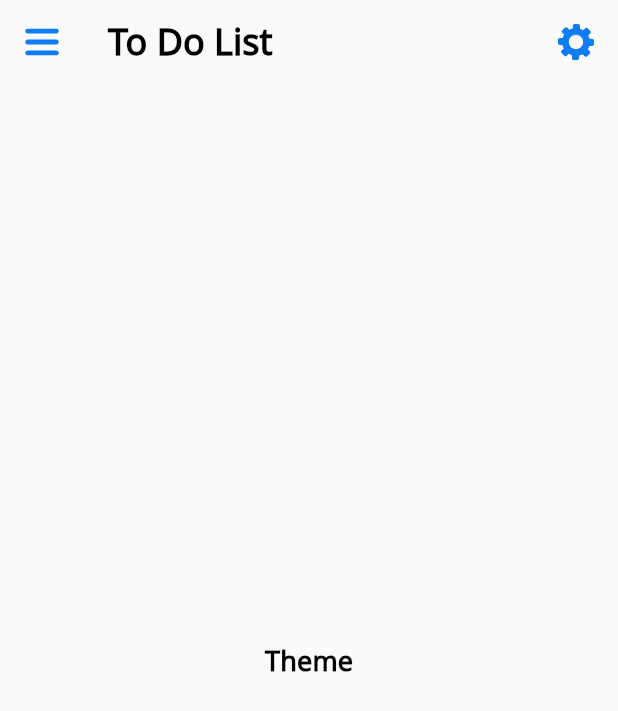
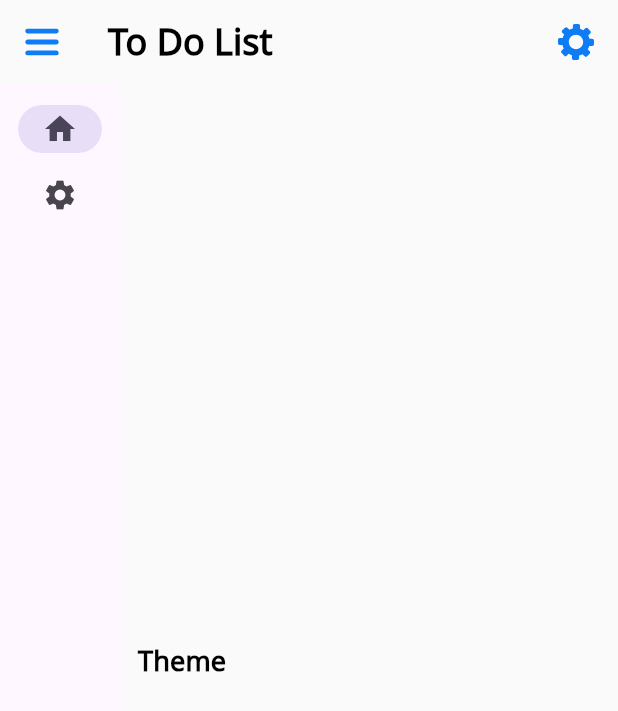
Before and after one commit to kihyun1998/todo_window_app, a Flutter app: the screen it shows after launch, on a phone screen of 412 x 824 dp. Shown: the top 711 px of the screen. Run offline on Flutter 3.47's test engine with Material 3 defaults, Android fonts, the phone set to English and light mode, and no system bars; our stand-ins replace flutter_riverpod, flutter_svg; project files that could hold a hidden picture were left out.

```diff
--- a/lib/main.dart
+++ b/lib/main.dart
@@ -1,7 +1,7 @@
 import 'package:flutter/material.dart';
 import 'package:flutter_localizations/flutter_localizations.dart';
 import 'package:flutter_riverpod/flutter_riverpod.dart';
-import 'package:todo_window_app/src/screens/home_screen.dart';
+import 'package:todo_window_app/src/pages/home_page.dart';
 import 'package:todo_window_app/src/service/lang_riverpod.dart';
 import 'package:todo_window_app/src/service/theme_riverpod.dart';
 import 'package:todo_window_app/util/lang/generated/l10n.dart';
--- a/lib/src/screens/home_screen.dart
+++ b/lib/src/pages/home_page.dart
@@ -5,10 +5,17 @@ import 'package:todo_window_app/src/service/theme_riverpod.dart';
 import 'package:todo_window_app/style/component/button/button.dart';
 import 'package:todo_window_app/util/lang/generated/l10n.dart';
 
-class HomePage extends StatelessWidget {
+class HomePage extends StatefulWidget {
   const HomePage({
     super.key,
   });
+
+  @override
+  State<HomePage> createState() => _HomePageState();
+}
+
+class _HomePageState extends State<HomePage> {
+  int index = 0;
 
   @override
   Widget build(BuildContext context) {
@@ -33,7 +40,25 @@ class HomePage extends StatelessWidget {
           ],
         ),
         // drawer: const Drawer(),
-        body: Center(
+        body: Row(
+          children: [
+            NavigationRail(
+              selectedIndex: index,
+              onDestinationSelected: (index) => setState(() {
+                this.index = index;
+              }),
+              destinations: const [
+                NavigationRailDestination(
+                  icon: Icon(Icons.home),
+                  label: Text("home"),
+                ),
+                NavigationRailDestination(
+                  icon: Icon(Icons.settings),
+                  label: Text("setting"),
+                ),
+              ],
+            ),
+            Center(
               child: TextButton(
                 onPressed: ref.watch(themeProvider.notifier).toggleTheme,
                 child: Text(
@@ -42,6 +67,8 @@ class HomePage extends StatelessWidget {
                 ),
               ),
             ),
+          ],
+        ),
       ),
     );
   }
```
Also changed, not shown: assets/icons/homepage-icon.svg (added), pubspec.lock, 1 other file. Lines whose indentation alone changed are shown as unchanged.
